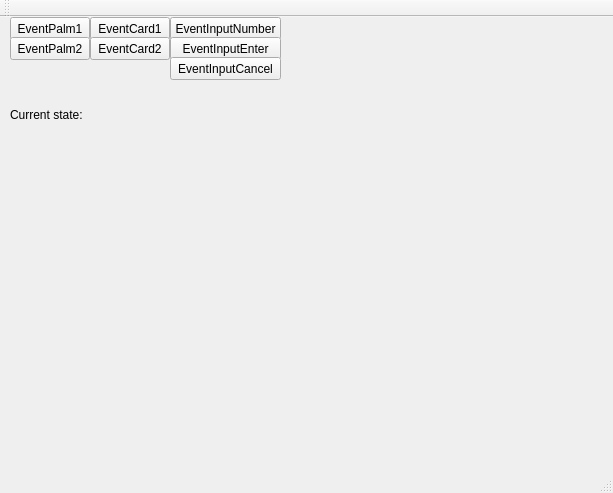
tyrell81/fsm, file mainwindow.ui: the form before one commit.
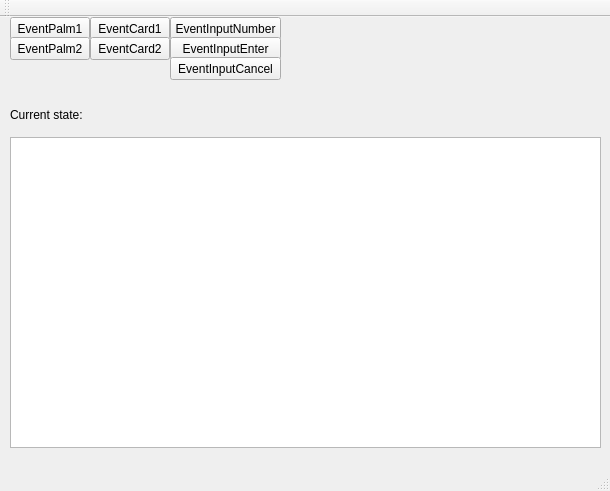
The form after the commit.

```diff
--- a/mainwindow.ui
+++ b/mainwindow.ui
@@ -6,8 +6,8 @@
    <rect>
     <x>0</x>
     <y>0</y>
-    <width>613</width>
-    <height>493</height>
+    <width>610</width>
+    <height>491</height>
    </rect>
   </property>
   <property name="windowTitle">
@@ -138,6 +138,22 @@
      <string/>
     </property>
    </widget>
+   <widget class="QTextBrowser" name="txtLogBrowser">
+    <property name="geometry">
+     <rect>
+      <x>10</x>
+      <y>120</y>
+      <width>591</width>
+      <height>311</height>
+     </rect>
+    </property>
+    <property name="sizePolicy">
+     <sizepolicy hsizetype="Maximum" vsizetype="Maximum">
+      <horstretch>0</horstretch>
+      <verstretch>0</verstretch>
+     </sizepolicy>
+    </property>
+   </widget>
   </widget>
   <widget class="QMenuBar" name="menuBar">
    <property name="geometry">
```
Left out of the diff: 4 changed lines with no effect on the pictures.
